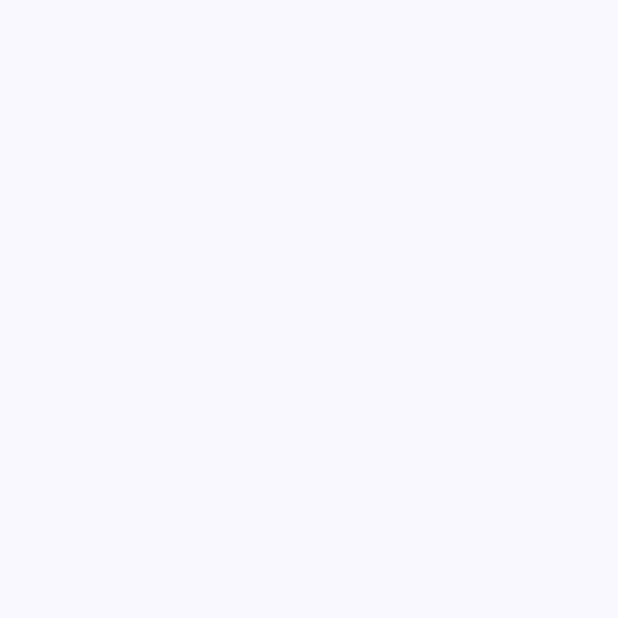
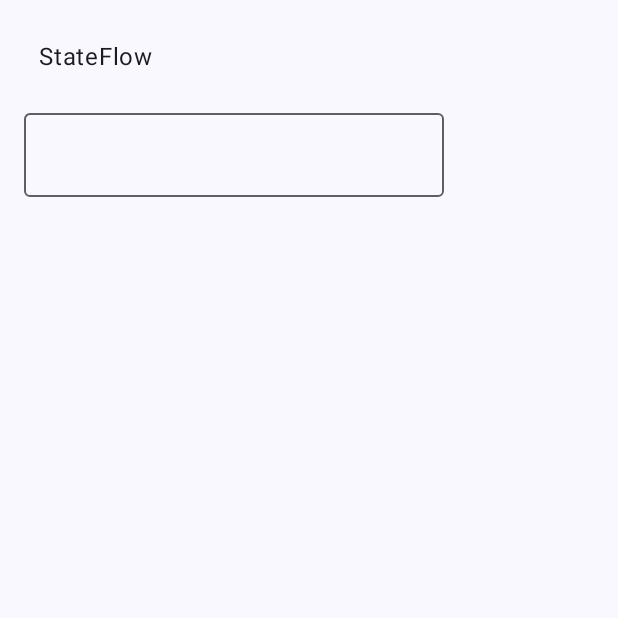
Before and after one commit to ShawnFlynn/TextFieldViewModels, an Android app built with Jetpack Compose: the screen it shows after launch (MainActivity), on a phone screen of 412 x 824 dp, the top half of it. Before the commit the part shown is empty. Run offline under Robolectric (Android 15) with nearby library versions, the phone set to English and light mode, and no system bars.

Commit message:
StateFlow implementation

```diff
--- a/app/src/main/java/com/smf/textfieldviewmodels/MainActivity.kt
+++ b/app/src/main/java/com/smf/textfieldviewmodels/MainActivity.kt
@@ -3,24 +3,67 @@ package com.smf.textfieldviewmodels
 import android.os.Bundle
 import androidx.activity.ComponentActivity
 import androidx.activity.compose.setContent
+import androidx.compose.foundation.layout.Column
+import androidx.compose.foundation.layout.Spacer
 import androidx.compose.foundation.layout.fillMaxSize
-import androidx.compose.material3.MaterialTheme
+import androidx.compose.foundation.layout.height
+import androidx.compose.foundation.layout.padding
+import androidx.compose.material3.ExperimentalMaterial3Api
+import androidx.compose.material3.OutlinedTextField
 import androidx.compose.material3.Surface
+import androidx.compose.material3.Text
+import androidx.compose.runtime.Composable
+import androidx.compose.runtime.collectAsState
+import androidx.compose.runtime.getValue
+import androidx.compose.runtime.setValue
+import androidx.compose.runtime.mutableStateOf
+import androidx.compose.runtime.saveable.rememberSaveable
 import androidx.compose.ui.Modifier
+import androidx.compose.ui.unit.dp
 import com.smf.textfieldviewmodels.ui.theme.TextFieldViewModelsTheme
 
 class MainActivity : ComponentActivity() {
+	@ExperimentalMaterial3Api
 	override fun onCreate(savedInstanceState: Bundle?) {
 		super.onCreate(savedInstanceState)
 		setContent {
 			TextFieldViewModelsTheme {
-				// A surface container using the 'background' color from the theme
-				Surface(
-					modifier = Modifier.fillMaxSize(),
-					color = MaterialTheme.colorScheme.background
-				) {
+				Surface(modifier = Modifier.fillMaxSize())
+				{
+//					TextFieldScreen()								// Local
+					TextFieldScreen(StateFlowViewModel())			// StateFlow
 				}
 			}
 		}
 	}
 }
+
+@ExperimentalMaterial3Api
+@Composable
+private fun TextFieldScreen(stateFlowViewModel: StateFlowViewModel? = null)
+{
+	val environment = if (stateFlowViewModel == null) "Local" else "StateFlow"
+
+	if (environment == "Local") {
+		var localName by rememberSaveable { mutableStateOf("") }   // Local
+		TextFieldContent( text = localName, label = environment) { localName = it }
+	} else {
+		if (stateFlowViewModel != null) {
+			val stateFlowName: String by stateFlowViewModel.text.collectAsState()   // StateFlow
+			TextFieldContent( text = stateFlowName, label = environment) { stateFlowViewModel.onNameChange(it) }
+		}
+	}
+}
+
+@OptIn(ExperimentalMaterial3Api::class)
+@Composable
+fun TextFieldContent(text: String, label: String, onNameChange: (String) -> Unit) {
+
+	Column(modifier = Modifier.padding(16.dp))
+	{
+		Text(text = label,
+			 modifier = Modifier.padding(10.dp))
+		Spacer(modifier = Modifier.height(15.dp))
+		OutlinedTextField(value = text, onValueChange = onNameChange)
+	}
+}
--- /dev/null
+++ b/app/src/main/java/com/smf/textfieldviewmodels/TextFieldViewModels.kt
@@ -0,0 +1,14 @@
+package com.smf.textfieldviewmodels
+
+import kotlinx.coroutines.flow.MutableStateFlow
+import kotlinx.coroutines.flow.StateFlow
+import kotlinx.coroutines.flow.asStateFlow
+
+class StateFlowViewModel {
+	private val _stateFlowText = MutableStateFlow<String>("")
+	val text: StateFlow<String> = _stateFlowText.asStateFlow()
+
+	fun onNameChange(newText: String) {
+		_stateFlowText.value = newText
+	}
+}
```
